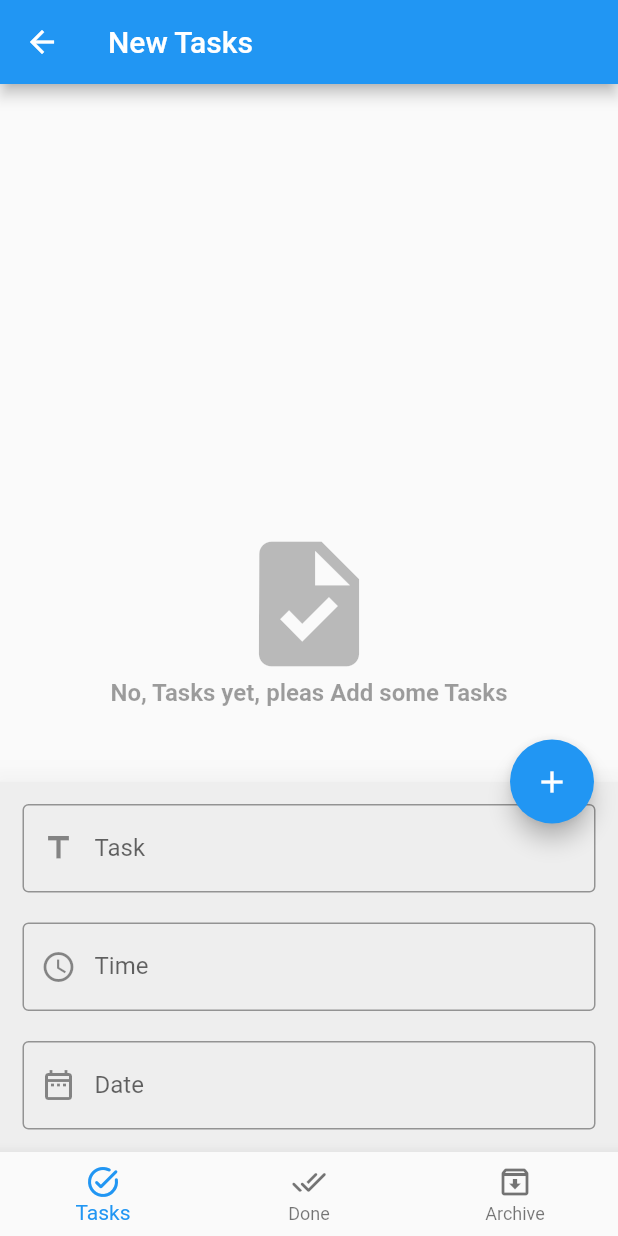
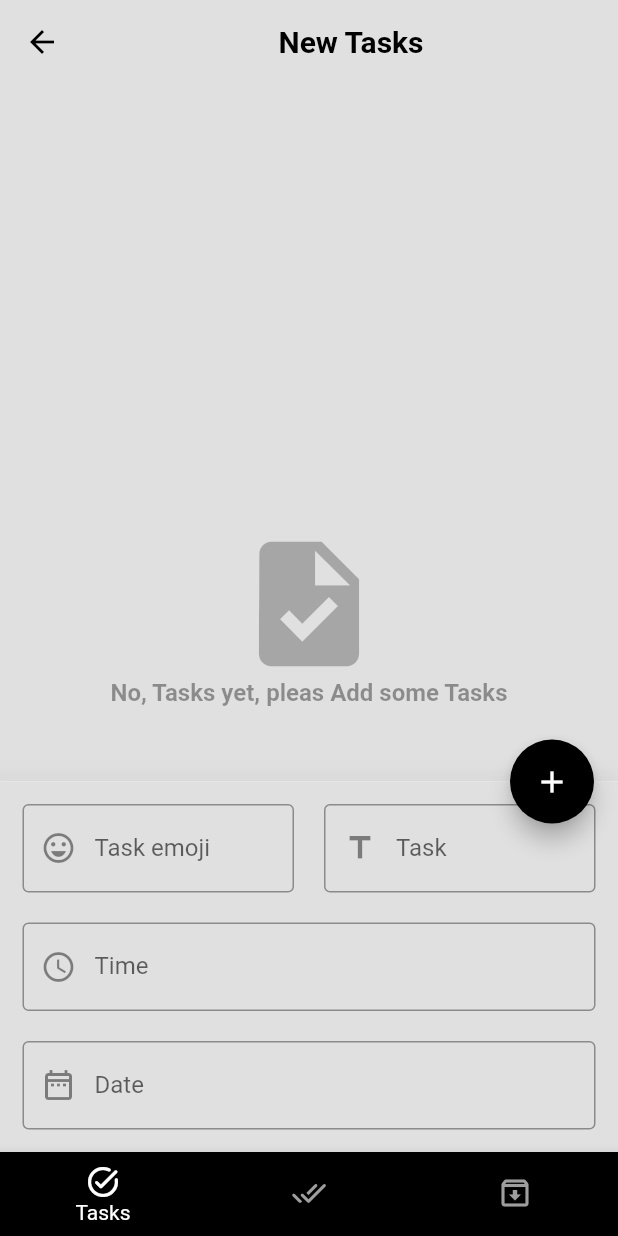
Before and after one commit to SeragAmged/todo_app, a Flutter app: the screen it shows after launch, after a tap on the "edit" icon, on a phone screen of 412 x 824 dp. Run offline on Flutter 3.47's test engine with Material 2 defaults, Android fonts, the phone set to English and light mode, and no system bars; our stand-ins replace bloc, conditional_builder_null_safety, flutter_bloc, flutter_slidable, sqflite; accounts and stored records are empty.

Commit message:
simple_update

```diff
--- a/lib/layout/home_layout.dart
+++ b/lib/layout/home_layout.dart
@@ -2,19 +2,21 @@ import 'package:conditional_builder_null_safety/conditional_builder_null_safety.
 import 'package:flutter/material.dart';
 import 'package:flutter_bloc/flutter_bloc.dart';
 import 'package:intl/intl.dart';
-import 'package:todo_app/shared/cubit/cubit.dart';
-import 'package:todo_app/shared/cubit/states.dart';
+
+import '../shared/cubit/cubit.dart';
+import '../shared/cubit/states.dart';
 import '../shared/components/components.dart';
 
 class HomeLayout extends StatelessWidget {
   HomeLayout({super.key});
 
-  var scaffoldKey = GlobalKey<ScaffoldState>();
-  var formKey = GlobalKey<FormState>();
+  final GlobalKey<ScaffoldState> scaffoldKey = GlobalKey<ScaffoldState>();
+  final GlobalKey<FormState> formKey = GlobalKey<FormState>();
 
-  var taskController = TextEditingController();
-  var timeController = TextEditingController();
-  var dateController = TextEditingController();
+  final TextEditingController taskController = TextEditingController();
+  final TextEditingController taskEmojiController = TextEditingController();
+  final TextEditingController timeController = TextEditingController();
+  final TextEditingController dateController = TextEditingController();
 
   @override
   Widget build(BuildContext context) {
@@ -32,7 +34,7 @@ class HomeLayout extends StatelessWidget {
           return Scaffold(
             key: scaffoldKey,
             appBar: AppBar(
-              title: Text(cubit.titles[cubit.currentIndex]),
+              title: Center(child: Text(cubit.titles[cubit.currentIndex])),
             ),
             body: ConditionalBuilder(
               condition: false, //cubit.tasks.isEmpty,
@@ -41,25 +43,30 @@ class HomeLayout extends StatelessWidget {
               fallback: ((context) => cubit.screens[cubit.currentIndex]),
             ),
             floatingActionButton: FloatingActionButton(
-              child: Icon(cubit.fabIcon),
+              child: Icon(
+                cubit.fabIcon,
+                color: Colors.white,
+              ),
               onPressed: () {
                 if (cubit.isBottomSheetShown) {
                   if (formKey.currentState!.validate()) {
                     cubit
                         .insertToDatabase(
+                      emoji: taskEmojiController.text,
                       title: taskController.text,
                       date: dateController.text,
                       time: timeController.text,
                     )
                         .then(
                       (value) {
-                        taskController.text = '';
-                        dateController.text = '';
-                        timeController.text = '';
+                        taskController.clear();
+                        taskEmojiController.clear();
+                        dateController.clear();
+                        timeController.clear();
                       },
                     ).catchError(
                       (error) {
-                        print("an error occurred: $error");
+                        debugPrint("an error occurred: $error");
                       },
                     );
                   }
@@ -68,21 +75,42 @@ class HomeLayout extends StatelessWidget {
                       .showBottomSheet(
                         elevation: 20.0,
                         (context) => Container(
-                          color: Colors.grey[200],
+                          color: Colors.grey.shade300,
                           padding: const EdgeInsets.all(15.0),
                           child: Form(
                             key: formKey,
                             child: Column(
                               mainAxisSize: MainAxisSize.min,
                               children: [
-                                defaultFormField(
+                                Row(
+                                  children: [
+                                    Expanded(
+                                      child: defaultFormField(
+                                        title: 'Task emoji',
+                                        controller: taskEmojiController,
+                                        prefix: const Icon(
+                                          Icons.emoji_emotions_outlined,
+                                        ),
+                                        type: TextInputType.text,
+                                        validated: (value) => (value.isEmpty)
+                                            ? "Task Emoji must be one emoji"
+                                            : null,
+                                      ),
+                                    ),
+                                    const SizedBox(width: 20),
+                                    Expanded(
+                                      child: defaultFormField(
                                         title: 'Task',
                                         controller: taskController,
-                                  prefix: const Icon(Icons.title_outlined),
+                                        prefix:
+                                            const Icon(Icons.title_outlined),
                                         type: TextInputType.text,
                                         validated: (value) => value.isEmpty
                                             ? "Task can't be empty"
                                             : null,
+                                      ),
+                                    ),
+                                  ],
                                 ),
                                 const SizedBox(
                                   height: 20.0,
@@ -154,7 +182,7 @@ class HomeLayout extends StatelessWidget {
                     },
                   ).catchError(
                     (error) {
-                      print("an error occurred: $error");
+                      debugPrint("an error occurred: $error");
                     },
                   );
 
@@ -187,4 +215,3 @@ class HomeLayout extends StatelessWidget {
     );
   }
 }
-//tasks
--- a/lib/main.dart
+++ b/lib/main.dart
@@ -1,9 +1,10 @@
-import 'package:bloc/bloc.dart';
 import 'package:flutter/material.dart';
+import 'package:flutter_bloc/flutter_bloc.dart';
 import 'package:todo_app/layout/home_layout.dart';
 import 'package:todo_app/shared/bloc_observer.dart';
+import 'package:todo_app/styles/styles.dart';
 
-void main() {
+void main() async {
   Bloc.observer = MyBlocObserver();
   runApp(const MyApp());
 }
@@ -13,8 +14,10 @@ class MyApp extends StatelessWidget {
   @override
   Widget build(BuildContext context) {
     return MaterialApp(
-      title: 'Flutter Demo',
+      title: 'To Do',
       debugShowCheckedModeBanner: false,
+      themeMode: ThemeMode.light,
+      theme: appLightTheme,
       home: HomeLayout(),
     );
   }
--- a/lib/modules/new_tasks/new_tasks_screen.dart
+++ b/lib/modules/new_tasks/new_tasks_screen.dart
@@ -16,10 +16,10 @@ class NewTasksScreen extends StatelessWidget {
         var tasks = AppCubit.get(context).newTasks;
         return ConditionalBuilder(
           condition: tasks.isEmpty,
-          builder: (context) => Center(
+          builder: (context) => const Center(
             child: Column(
               mainAxisAlignment: MainAxisAlignment.center,
-              children: const [
+              children: [
                 Icon(
                   Icons.task,
                   color: Colors.black26,
@@ -38,19 +38,12 @@ class NewTasksScreen extends StatelessWidget {
           ),
           fallback: (context) => ListView.separated(
             itemBuilder: (context, index) => buildTaskItem(
+              context: context,
               tasks: tasks[index],
-              context: context,
+              showArchiveIcon: false,
+              showDoneIcon: true,
             ),
-            separatorBuilder: (context, index) => Padding(
-              padding: const EdgeInsets.symmetric(
-                horizontal: 8.0,
-              ),
-              child: Container(
-                width: double.infinity,
-                height: 1,
-                color: Colors.grey[300],
-              ),
-            ),
+            separatorBuilder: (context, index) => const SizedBox(height: 20),
             itemCount: tasks.length,
           ),
         );
--- a/lib/shared/cubit/cubit.dart
+++ b/lib/shared/cubit/cubit.dart
@@ -26,6 +26,7 @@ class AppCubit extends Cubit<AppStates> {
     emit(AppChangeNavBarState());
   }
 
+
   late Database database;
   List<Map> newTasks = [];
   List<Map> doneTasks = [];
@@ -37,15 +38,15 @@ class AppCubit extends Cubit<AppStates> {
       version: 1,
       onCreate: (db, version) async {
         await db.execute(
-            'CREATE TABLE tasks (id INTEGER PRIMARY KEY, title TEXT, date TEXT,time TEXT ,status TEXT)');
-        print('Data base created');
+            'CREATE TABLE tasks (id INTEGER PRIMARY KEY, emoji TEXT, title TEXT, date TEXT, time TEXT,status TEXT)');
+        debugPrint('Data base created');
       },
       onOpen: (database) {
         getAllDatabase(database);
       },
     ).then(
       (value) {
-        print('Data base opened');
+        debugPrint('Data base opened');
         database = value;
         emit(AppCreateDatabaseState());
       },
@@ -53,6 +54,7 @@ class AppCubit extends Cubit<AppStates> {
   }
 
   Future insertToDatabase({
+    required String emoji,
     required String title,
     required String date,
     required String time,
@@ -61,11 +63,11 @@ class AppCubit extends Cubit<AppStates> {
       (Transaction txn) async {
         txn
             .rawInsert(
-          'INSERT INTO tasks(title, date, time,status) VALUES("$title",  "$date", "$time", "new")',
+          'INSERT INTO tasks(emoji, title, date, time, status) VALUES("$emoji", "$title",  "$date", "$time", "new")',
         )
             .then(
           (value) {
-            print('row number $value inserted');
+            debugPrint('row number $value inserted');
             emit(AppInsertDatabaseState());
             getAllDatabase(database);
           },
@@ -80,7 +82,6 @@ class AppCubit extends Cubit<AppStates> {
     archivedTasks = [];
     database.rawQuery('Select * FROM tasks').then(
       (values) {
-
         values.forEach(
           (element) {
             if (element['status'] == 'new') {
--- /dev/null
+++ b/lib/styles/colors.dart
@@ -0,0 +1,3 @@
+import 'package:flutter/material.dart';
+
+Color primaryColor = Colors.grey;
--- a/lib/styles/styles.dart
+++ b/lib/styles/styles.dart
@@ -0,0 +1,68 @@
+import 'package:flutter/material.dart';
+import 'package:flutter/services.dart';
+
+ThemeData appLightTheme = ThemeData(
+  primaryColor: Colors.grey,
+  primarySwatch: Colors.grey,
+  scaffoldBackgroundColor: Colors.grey.shade300,
+  appBarTheme: AppBarTheme(
+    systemOverlayStyle: const SystemUiOverlayStyle(
+      statusBarColor: Colors.black45,
+      statusBarIconBrightness: Brightness.light,
+    ),
+    elevation: 0.0,
+    color: Colors.grey.shade300,
+    titleTextStyle: const TextStyle(
+      color: Colors.black,
+      fontSize: 20,
+      fontWeight: FontWeight.bold,
+    ),
+    iconTheme: const IconThemeData(
+      color: Colors.black,
+    ),
+  ),
+  floatingActionButtonTheme: const FloatingActionButtonThemeData(
+    backgroundColor: Colors.black,
+  ),
+  bottomSheetTheme: const BottomSheetThemeData(),
+  bottomNavigationBarTheme: const BottomNavigationBarThemeData(
+    type: BottomNavigationBarType.fixed,
+    backgroundColor: Colors.black,
+    selectedItemColor: Colors.white,
+    unselectedItemColor: Colors.grey,
+    showUnselectedLabels: false,
+  ),
+);
+
+ThemeData appDarkTheme = ThemeData(
+  primaryColor: Colors.white,
+  // primarySwatch: MaterialSta,
+  scaffoldBackgroundColor: Colors.black,
+  appBarTheme: const AppBarTheme(
+    systemOverlayStyle: SystemUiOverlayStyle(
+      statusBarColor: Colors.black,
+      statusBarIconBrightness: Brightness.light,
+    ),
+    elevation: 0.0,
+    color: Colors.black,
+    titleTextStyle: TextStyle(
+      color: Colors.white,
+      fontSize: 20,
+      fontWeight: FontWeight.bold,
+    ),
+    iconTheme: IconThemeData(
+      color: Colors.white,
+    ),
+  ),
+  floatingActionButtonTheme: const FloatingActionButtonThemeData(
+    backgroundColor: Colors.white,
+
+  ),
+  bottomNavigationBarTheme: const BottomNavigationBarThemeData(
+    type: BottomNavigationBarType.fixed,
+    backgroundColor: Colors.black,
+    selectedItemColor: Colors.white,
+    unselectedItemColor: Colors.grey,
+    showUnselectedLabels: true,
+  ),
+);
```
Also changed, not shown: lib/modules/archived_tasks/archived_tasks_screen.dart (+6 -13 lines), lib/modules/done_tasks/done_tasks_screen.dart (+7 -14 lines), lib/shared/components/components.dart (+43 -18 lines), pubspec.yaml (+7 -75 lines), lib/shared/cubit/states.dart (line endings or trailing spaces), pubspec.lock, 63 other files. Lines whose indentation alone changed are shown as unchanged.
